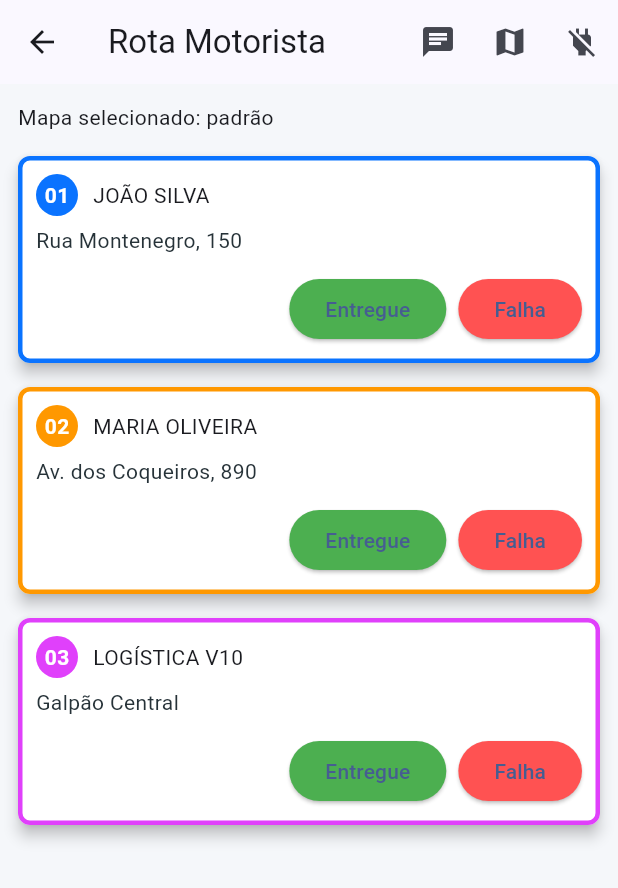
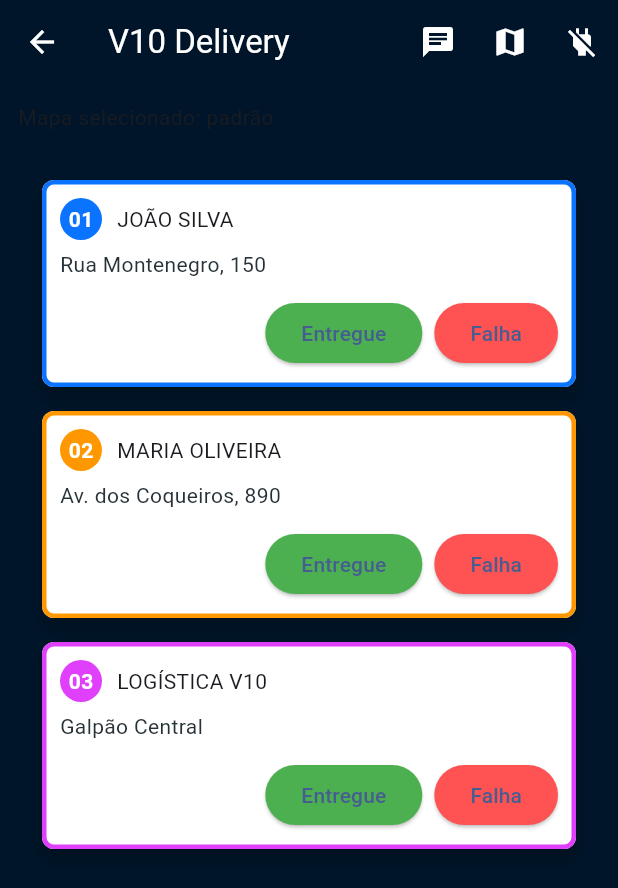
Before and after one commit to LeandroSouza82/V10Delivery, a Flutter app: the RotaMotorista screen opened by its route, on a phone screen of 412 x 824 dp. Shown: the top 888 px of the screen. Run offline on Flutter 3.47's test engine with Material 3 defaults, Android fonts, the phone set to English and light mode, and no system bars; our stand-ins replace audioplayers, flutter_dotenv, geolocator, image_picker, sembast, shared_preferences and 1 more; missing offline and left inert: map_launcher; accounts and stored records are empty.

Commit message:
style(ui): dark navy background, appbar and list padding on home screen

```diff
--- a/lib/screens/home_screen.dart
+++ b/lib/screens/home_screen.dart
@@ -506,9 +506,11 @@ class RotaMotoristaState extends State<RotaMotorista>
   Widget build(BuildContext context) {
     // Minimal placeholder UI to keep the screen functional after migration.
     return Scaffold(
-      backgroundColor: AppColors.background,
+      backgroundColor: const Color(0xFF001529),
       appBar: AppBar(
-        title: const Text('Rota Motorista'),
+        backgroundColor: const Color(0xFF001529),
+        foregroundColor: Colors.white,
+        title: const Text('V10 Delivery', style: TextStyle(color: Colors.white)),
         actions: [
           IconButton(
             tooltip: 'Suporte (WhatsApp)',
@@ -566,7 +568,8 @@ class RotaMotoristaState extends State<RotaMotorista>
             Expanded(
               child: entregas.isEmpty
                   ? const Center(child: Text('Nenhuma entrega pendente'))
-                  : ListView.builder(
+                    : ListView.builder(
+                      padding: const EdgeInsets.all(16),
                       itemCount: entregas.length,
                       itemBuilder: (ctx, idx) {
                         final e = entregas[idx];
```
